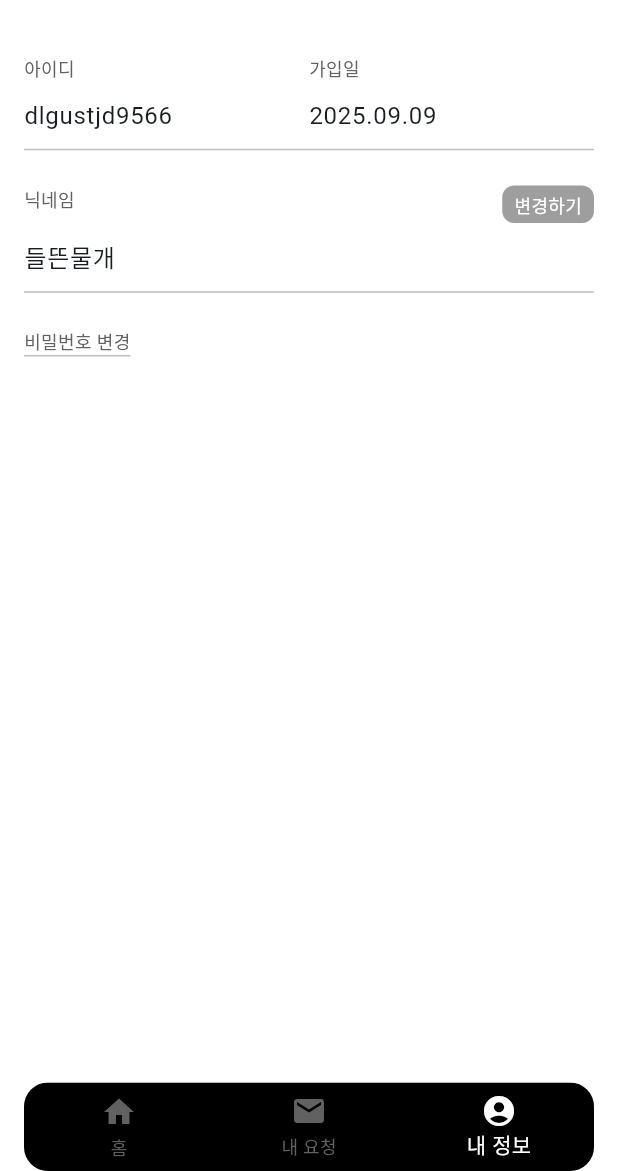
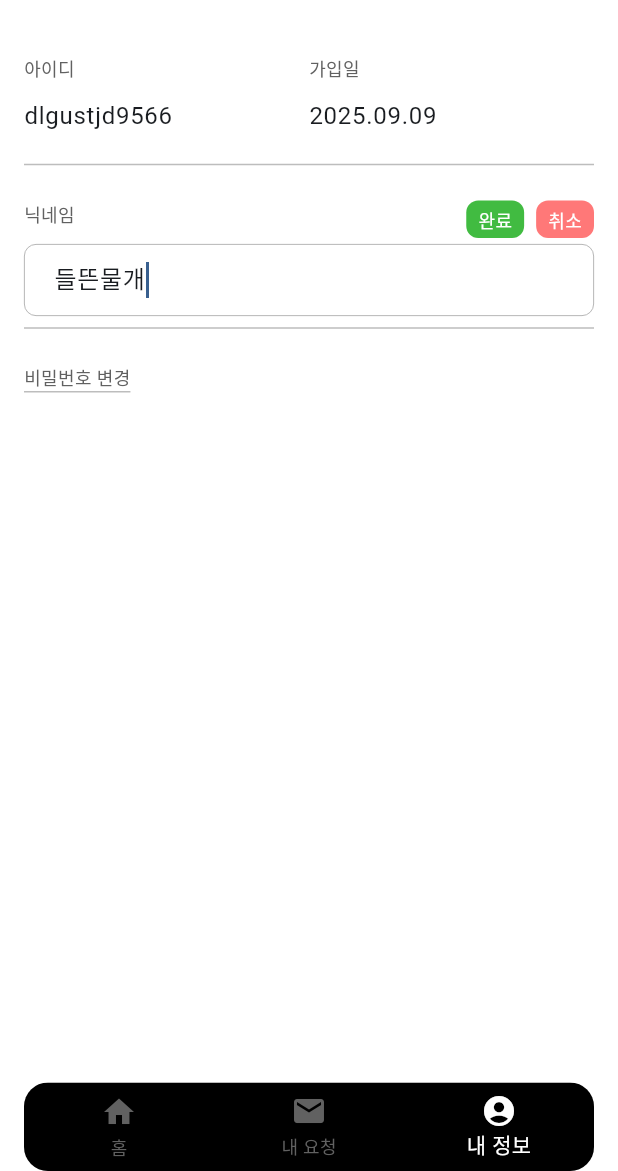
Before and after one commit to seong9566/ship_for, a Flutter app: the HomeView screen opened by its route, item 3 of the bottom bar chosen, after a tap on "변경하기", on a phone screen of 412 x 824 dp, the part 65-1236 px from its top. Run offline on Flutter 3.47's test engine with Material 3 defaults, Android fonts, the light colour scheme and no system bars; our stand-ins replace dio, flutter_riverpod, flutter_secure_storage, freezed_annotation, go_router, keyboard_actions and 1 more; accounts and stored records are empty.

Commit message:
feat: 닉네임 변경 UI 구현 및 프로필 입력 필드 스타일링 개선

```diff
--- a/lib/core/theme/app_color.dart
+++ b/lib/core/theme/app_color.dart
@@ -16,3 +16,6 @@ const Color pastelPurpleColor = Color(0xff6F59FF);
 const Color pastelRedColor = Color(0xffFF7878);
 const Color pastelBlueColor = Color(0xffC5BFE4);
 const Color pastelGreenColor = Color(0xff7ED484);
+
+const Color greenConfirmColor = Color(0xff41BB41);
+const Color redCancelColor = Color(0xffFF7878);
--- a/lib/features/home/presentation/views/home_view.dart
+++ b/lib/features/home/presentation/views/home_view.dart
@@ -1,10 +1,8 @@
 import 'package:flutter/material.dart';
 import 'package:flutter_riverpod/flutter_riverpod.dart';
 import 'package:ship/core/theme/app_color.dart';
-import 'package:ship/features/home/presentation/widgets/header.dart';
 import 'package:ship/features/home/presentation/widgets/home_bottom_nav_widget.dart';
 import 'package:ship/features/home/presentation/widgets/main_request_list.dart';
-import 'package:ship/features/home/presentation/widgets/request_item.dart';
 import 'package:ship/features/home/presentation/providers/home_providers_di.dart';
 import 'package:ship/features/my_request/presentation/views/my_request_view.dart';
 import 'package:ship/features/profile/presentation/views/profile_view.dart';
--- a/lib/features/home/presentation/widgets/main_request_list.dart
+++ b/lib/features/home/presentation/widgets/main_request_list.dart
@@ -81,7 +81,9 @@ class MainRequestList extends StatelessWidget {
               ),
               SizedBox(width: 8),
               GestureDetector(
-                onTap: () {},
+                onTap: () {
+                  debugPrint('변경 버튼 클릭!');
+                },
                 child: Container(
                   padding: const EdgeInsets.symmetric(
                     vertical: 12,
--- a/lib/features/profile/presentation/widgets/id_and_join_field.dart
+++ b/lib/features/profile/presentation/widgets/id_and_join_field.dart
@@ -16,7 +16,7 @@ class IdAndJoinField extends StatelessWidget {
     return Row(
       mainAxisAlignment: MainAxisAlignment.spaceBetween,
       children: [
-        _inputField(controller: idController, label: '아이디'),
+        _inputField(controller: idController, label: '아이디', readOnly: true),
         _inputField(
           controller: joinDateController,
           label: '가입일',
@@ -37,17 +37,17 @@ class IdAndJoinField extends StatelessWidget {
         children: [
           Text(label, style: TextStyle(fontSize: 12, color: grey700)),
           SizedBox(
-            height: 38,
             child: TextField(
               controller: controller,
               readOnly: readOnly,
+              enableInteractiveSelection: false,
               decoration: InputDecoration(
                 border: InputBorder.none,
                 focusedBorder: InputBorder.none,
                 enabledBorder: InputBorder.none,
                 errorBorder: InputBorder.none,
                 disabledBorder: InputBorder.none,
-                contentPadding: EdgeInsets.zero,
+                contentPadding: EdgeInsets.symmetric(vertical: 8),
               ),
             ),
           ),
--- a/lib/features/profile/presentation/widgets/nickname_field.dart
+++ b/lib/features/profile/presentation/widgets/nickname_field.dart
@@ -1,22 +1,116 @@
 import 'package:flutter/material.dart';
 import 'package:ship/core/theme/app_color.dart';
 
-class NicknameField extends StatelessWidget {
+class NicknameField extends StatefulWidget {
   const NicknameField({super.key, required this.nickNameController});
 
   final TextEditingController nickNameController;
 
   @override
+  State<NicknameField> createState() => _NicknameFieldState();
+}
+
+class _NicknameFieldState extends State<NicknameField> {
+  final FocusNode nickNameFocusNode = FocusNode();
+  bool isEditing = false;
+  String originalNickname = '';
+
+  @override
+  void initState() {
+    super.initState();
+    originalNickname = widget.nickNameController.text;
+  }
+
+  void onClickChangeButton() {
+    setState(() {
+      isEditing = true;
+      originalNickname = widget.nickNameController.text;
+    });
+    nickNameFocusNode.requestFocus();
+  }
+
+  void onClickCancelButton() {
+    setState(() {
+      widget.nickNameController.text = originalNickname;
+      isEditing = false;
+    });
+  }
+
+  void onClickCompleteButton() {
+    setState(() {
+      isEditing = false;
+    });
+    // TODO: 닉네임 변경 API 호출 또는 콜백 함수 호출
+  }
+
+  void onClickTextField() {
+    if (!isEditing) {
+      // setState(() {
+      //   isEditing = true;
+      //   originalNickname = widget.nickNameController.text;
+      // });
+      nickNameFocusNode.requestFocus();
+    }
+  }
+
+  @override
   Widget build(BuildContext context) {
     return Column(
-      children: [
-        Row(
+      children: [_titleAndButton(), SizedBox(height: 4), _inputField()],
+    );
+  }
+
+  SizedBox _inputField() {
+    return SizedBox(
+      child: TextField(
+        onTap: () => onClickTextField(),
+        controller: widget.nickNameController,
+        focusNode: nickNameFocusNode,
+        enableInteractiveSelection: false,
+        readOnly: !isEditing,
+        decoration: InputDecoration(
+          border: isEditing
+              ? OutlineInputBorder(
+                  borderRadius: BorderRadius.circular(8),
+                  borderSide: BorderSide(color: grey500, width: 0.5),
+                )
+              : InputBorder.none,
+          focusedBorder: isEditing
+              ? OutlineInputBorder(
+                  borderRadius: BorderRadius.circular(8),
+                  borderSide: BorderSide(color: grey500, width: 0.5),
+                )
+              : InputBorder.none,
+          enabledBorder: isEditing
+              ? OutlineInputBorder(
+                  borderRadius: BorderRadius.circular(8),
+                  borderSide: BorderSide(color: grey500, width: 0.5),
+                )
+              : InputBorder.none,
+          errorBorder: InputBorder.none,
+          disabledBorder: InputBorder.none,
+          contentPadding: EdgeInsets.only(
+            left: isEditing ? 16 : 0,
+            right: 16,
+            top: 8,
+            bottom: 8,
+          ),
+        ),
+      ),
+    );
+  }
+
+  Row _titleAndButton() {
+    return Row(
       crossAxisAlignment: CrossAxisAlignment.start,
       mainAxisAlignment: MainAxisAlignment.spaceBetween,
       children: [
         Text('닉네임', style: TextStyle(fontSize: 12, color: grey700)),
+        if (!isEditing)
           GestureDetector(
-              onTap: () {},
+            onTap: () {
+              onClickChangeButton();
+            },
             child: Container(
               padding: EdgeInsets.symmetric(horizontal: 8, vertical: 4),
               decoration: BoxDecoration(
@@ -30,25 +124,43 @@ class NicknameField extends StatelessWidget {
                 ),
               ),
             ),
+          )
+        else
+          Row(
+            children: [
+              _cancelAndConfirmButton(
+                onClickCompleteButton,
+                '완료',
+                greenConfirmColor,
+              ),
+              SizedBox(width: 8),
+              _cancelAndConfirmButton(
+                onClickCancelButton,
+                '취소',
+                redCancelColor,
               ),
             ],
-        ),
-        SizedBox(
-          height: 38,
-          child: TextField(
-            controller: nickNameController,
-            readOnly: true,
-            decoration: InputDecoration(
-              border: InputBorder.none,
-              focusedBorder: InputBorder.none,
-              enabledBorder: InputBorder.none,
-              errorBorder: InputBorder.none,
-              disabledBorder: InputBorder.none,
-              contentPadding: EdgeInsets.zero,
-            ),
-          ),
           ),
       ],
     );
   }
+
+  Widget _cancelAndConfirmButton(VoidCallback onTap, String text, Color color) {
+    return GestureDetector(
+      onTap: onTap,
+      child: Container(
+        padding: EdgeInsets.symmetric(horizontal: 8, vertical: 4),
+        decoration: BoxDecoration(
+          color: color,
+          borderRadius: BorderRadius.circular(8),
+        ),
+        child: Center(
+          child: Text(
+            text,
+            style: TextStyle(fontSize: 12, color: Colors.white),
+          ),
+        ),
+      ),
+    );
   }
+}
```
Lines whose indentation alone changed are shown as unchanged.
